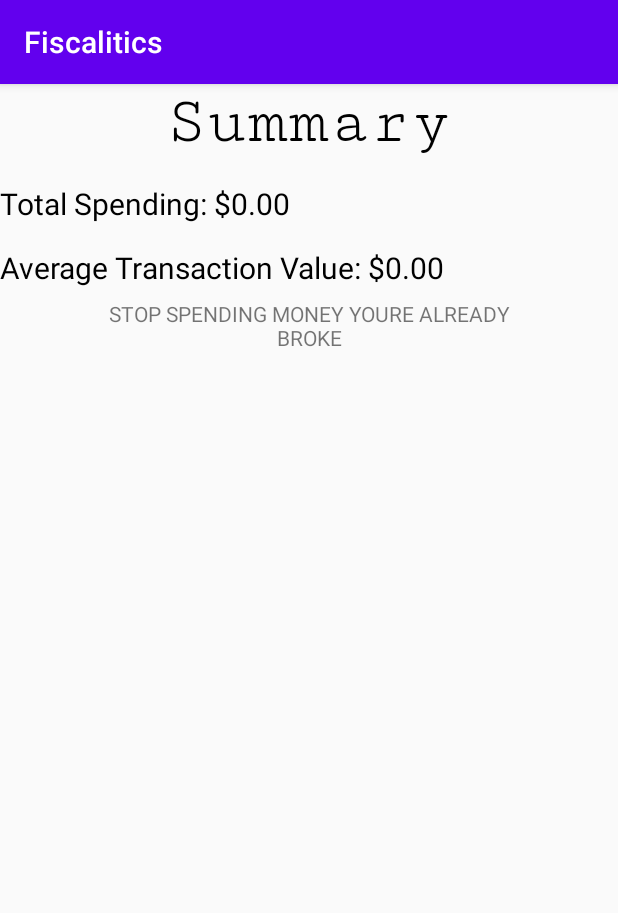
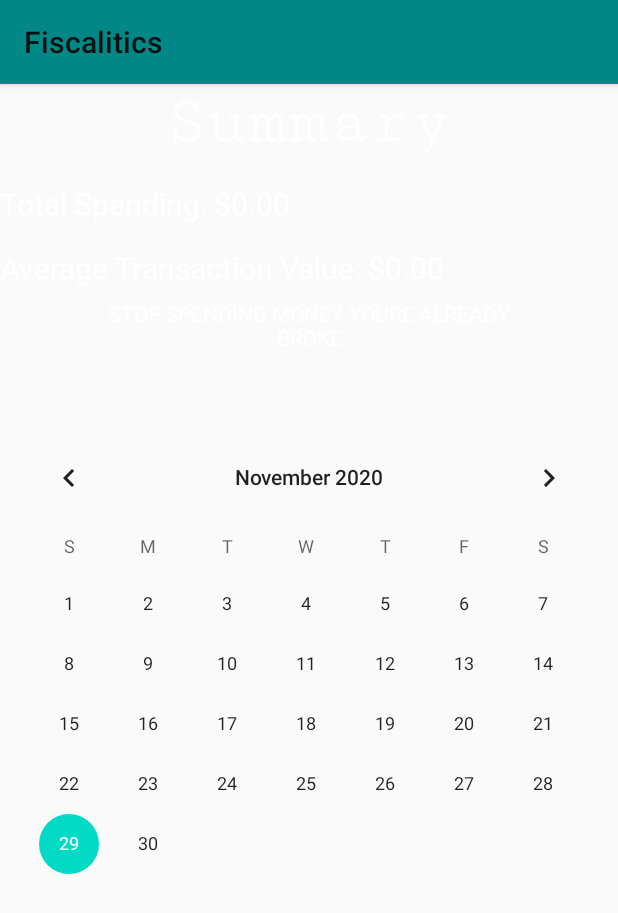
Before and after one commit to JohnB116/COP4656-Group-Proj, an Android app: the Summary screen opened directly, with no data from a screen before it, on a phone screen of 412 x 824 dp. Shown: the top 913 px of the screen. Run offline under Robolectric (Android 15) with nearby library versions, the phone set to English and light mode, and no system bars.

Commit message:
UI updated

```diff
--- a/Fiscalitics/app/src/main/res/layout/activity_category.xml
+++ b/Fiscalitics/app/src/main/res/layout/activity_category.xml
@@ -12,7 +12,8 @@
             android:layout_centerHorizontal="true"
             android:id="@+id/textViewHeader"
             android:textSize="32sp"
-            android:text="Spending Habits"
+            android:text="Your Spending Habits"
+            android:textColor="@color/design_default_color_background"
             android:layout_width="wrap_content"
             android:layout_height="wrap_content"/>
 
--- a/Fiscalitics/app/src/main/res/layout/activity_summary.xml
+++ b/Fiscalitics/app/src/main/res/layout/activity_summary.xml
@@ -15,7 +15,7 @@
             android:layout_width="wrap_content"
             android:layout_height="wrap_content"
             android:text="Summary"
-            android:textColor="#000000"
+            android:textColor="@color/design_default_color_background"
             android:textSize="45sp"
             android:layout_centerHorizontal="true"
             android:fontFamily="serif-monospace"/>
@@ -27,7 +27,7 @@
             android:layout_below="@+id/title"
             android:paddingTop="15dp"
             android:text="Your total spending: $"
-            android:textColor="#000000"
+            android:textColor="@color/design_default_color_background"
             android:textSize="20sp"
             tools:layout_editor_absoluteX="170dp"
             tools:layout_editor_absoluteY="228dp" />
@@ -38,7 +38,7 @@
             android:layout_below="@+id/total"
             android:paddingTop="15dp"
             android:text="Your average daily spending: $"
-            android:textColor="#000000"
+            android:textColor="@color/design_default_color_background"
             android:textSize="20sp"
             tools:layout_editor_absoluteX="170dp"
             tools:layout_editor_absoluteY="228dp" />
@@ -49,7 +49,14 @@
             android:layout_margin="50dp"
             android:gravity="center"
             android:text="STOP SPENDING MONEY YOURE ALREADY BROKE"
+            android:textColor="@color/design_default_color_background"
             android:layout_width="wrap_content"
             android:layout_height="wrap_content" />
+
+        <CalendarView
+            android:id="@+id/calendarView"
+            android:layout_width="match_parent"
+            android:layout_height="wrap_content"
+            android:layout_below="@+id/message"/>
     </RelativeLayout>
 </androidx.constraintlayout.widget.ConstraintLayout>
--- a/Fiscalitics/app/src/main/res/values/colors.xml
+++ b/Fiscalitics/app/src/main/res/values/colors.xml
@@ -1,6 +1,7 @@
 <?xml version="1.0" encoding="utf-8"?>
 <resources>
-    <color name="colorPrimary">#6200EE</color>
-    <color name="colorPrimaryDark">#3700B3</color>
+    <color name="colorPrimary">#018786</color>
+    <color name="colorPrimaryDark">#000000</color>
     <color name="colorAccent">#03DAC5</color>
+
 </resources>
--- a/Fiscalitics/app/src/main/res/values/styles.xml
+++ b/Fiscalitics/app/src/main/res/values/styles.xml
@@ -1,6 +1,7 @@
 <resources>
+
         <!-- Base application theme. -->
-    <style name="AppTheme" parent="Theme.AppCompat.Light.DarkActionBar">
+        <style name="AppTheme" parent="Theme.AppCompat.DayNight">
             <!-- Customize your theme here. -->
             <item name="colorPrimary">@color/colorPrimary</item>
             <item name="colorPrimaryDark">@color/colorPrimaryDark</item>
```
Also changed, not shown: Fiscalitics/app/src/main/res/layout/activity_main.xml (+10 -0 lines), Fiscalitics/app/src/main/res/drawable/moneymain.png (added). Lines whose indentation alone changed are shown as unchanged.
